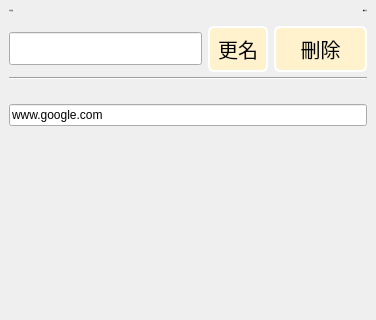
This is src/ActiveManager/LayerEditor.ui in roger0816/BoardT as Qt 5 draws it before an edit; both pictures show x 0 to 376 and y 0 to 320 of the 376 by 1039 pixel window. The edited form follows.
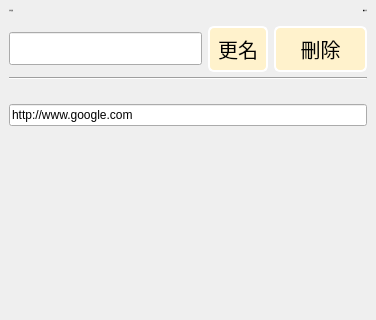
This is the edited form. The open tabs and pages were chosen to show the change. Custom widgets are drawn as their Qt base class.

```diff
--- a/src/ActiveManager/LayerEditor.ui
+++ b/src/ActiveManager/LayerEditor.ui
@@ -329,7 +329,7 @@
           <item row="1" column="0">
            <widget class="QLineEdit" name="txUrl">
             <property name="text">
-             <string>www.google.com</string>
+             <string>http://www.google.com</string>
             </property>
            </widget>
           </item>
```
Left out of the diff: 2 changed lines with no effect on the pictures.
